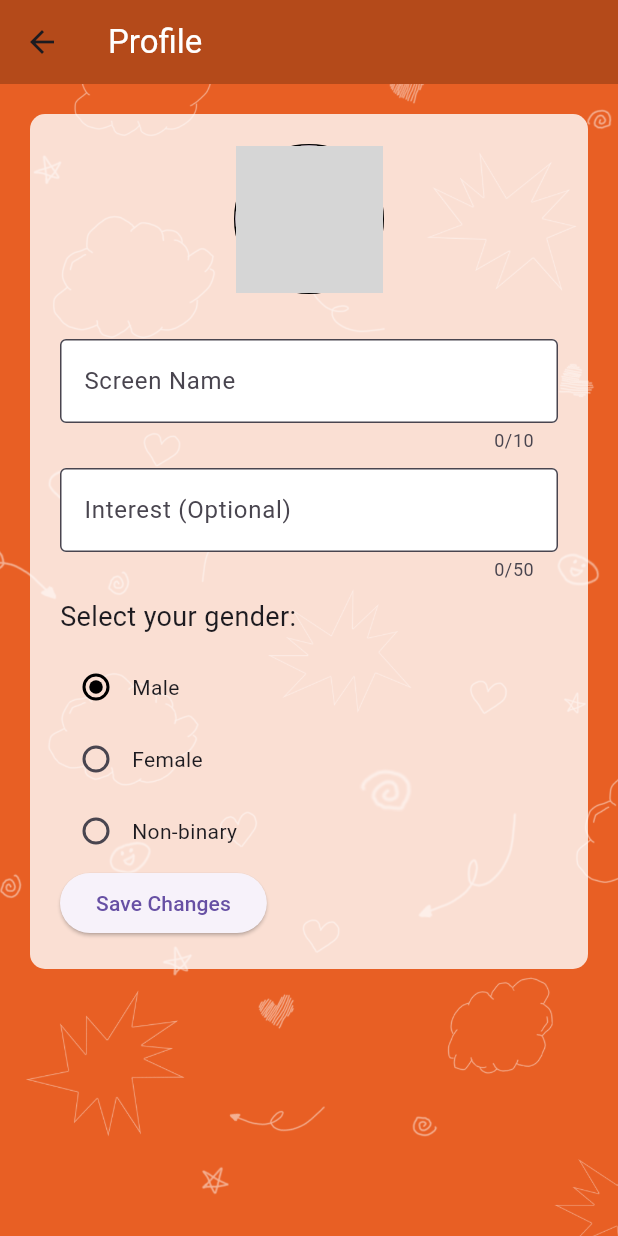
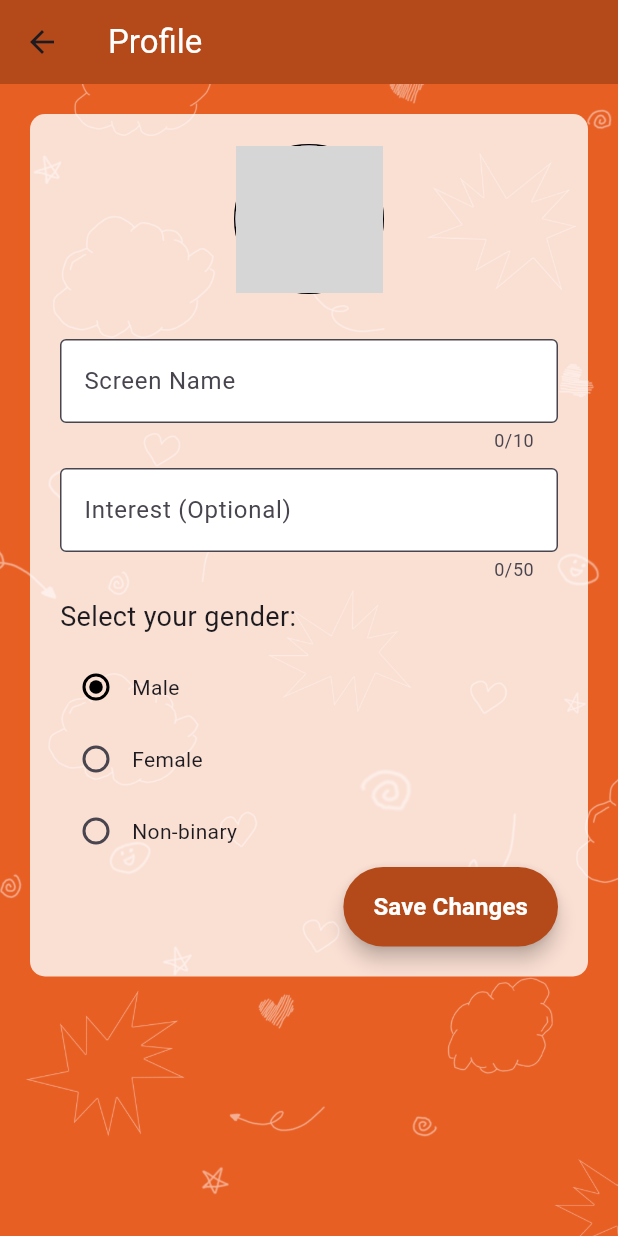
Before and after one commit to kanon-saint/OmeChat, a Flutter app: the ProfilePage screen opened directly, on a phone screen of 412 x 824 dp. Run offline on Flutter 3.47's test engine with Material 3 defaults, Android fonts, the phone set to English and light mode, and no system bars; our stand-ins replace audioplayers, cloud_firestore, connectivity_plus, firebase_auth, firebase_core; missing offline and left inert: sound_mode; accounts and stored records are empty; network calls fail; grey boxes are pictures that could not be loaded.

Commit message:
Update profile.dart

```diff
--- a/lib/profile.dart
+++ b/lib/profile.dart
@@ -218,14 +218,37 @@ class _ProfilePageState extends State<ProfilePage> {
                           ),
                         ],
                       ),
-                      ElevatedButton(
+                      Align(
+                        alignment: Alignment
+                            .centerRight, // Aligns the button to the right
+                        child: ElevatedButton(
                           onPressed: () async {
                             if (_formKey.currentState!.validate()) {
                               await _saveProfileData();
                               await _showSaveConfirmation();
                             }
                           },
-                        child: Text('Save Changes'),
+                          style: ElevatedButton.styleFrom(
+                            foregroundColor: Colors.white,
+                            backgroundColor: Color.fromRGBO(
+                                180, 74, 26, 1), // Background color
+                            shadowColor: Colors.black, // Shadow color
+                            elevation: 5, // Elevation
+                            shape: RoundedRectangleBorder(
+                              borderRadius:
+                                  BorderRadius.circular(40), // Rounded corners
+                            ),
+                            padding: EdgeInsets.symmetric(
+                                horizontal: 20, vertical: 15), // Padding
+                          ),
+                          child: Text(
+                            'Save Changes',
+                            style: TextStyle(
+                              fontSize: 16, // Font size
+                              fontWeight: FontWeight.bold, // Font weight
+                            ),
+                          ),
+                        ),
                       ),
                     ],
                   ),
```
Lines whose indentation alone changed are shown as unchanged.
